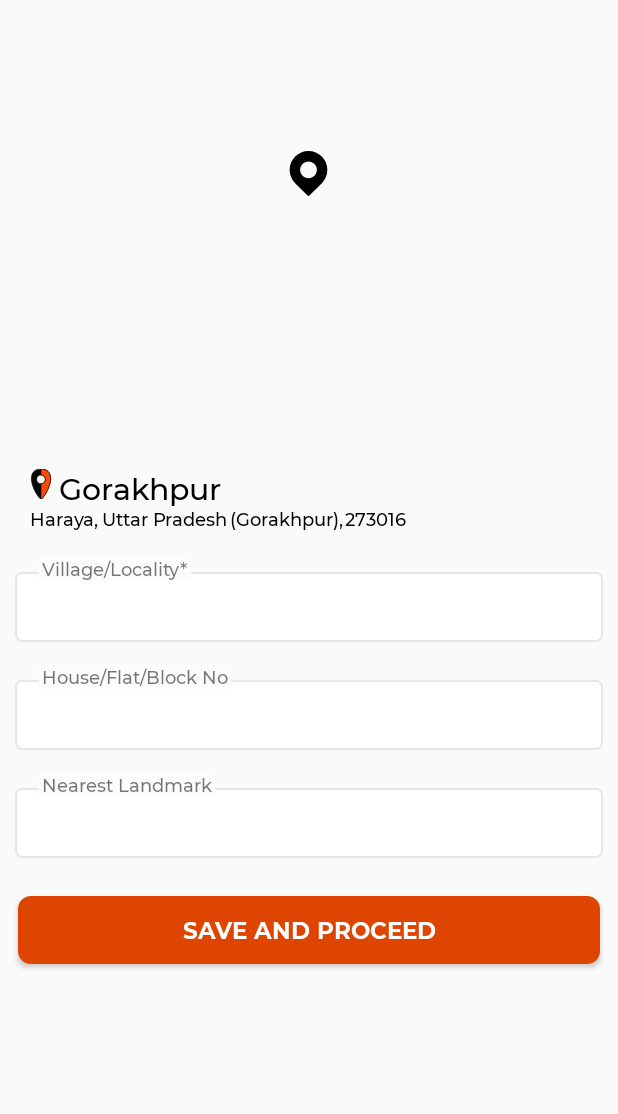
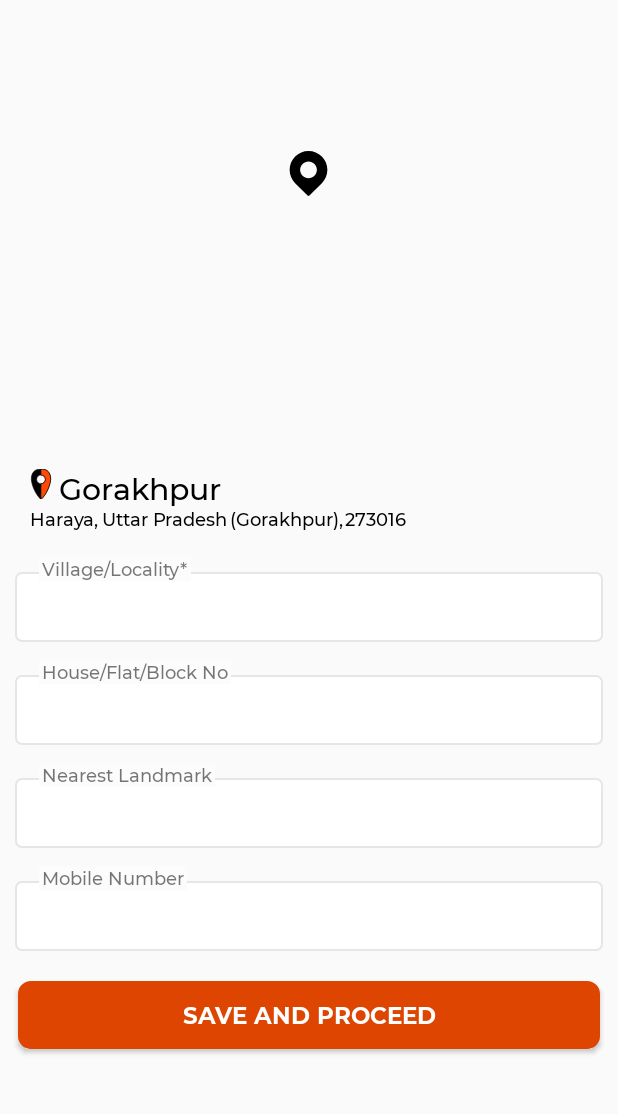
Before and after one commit to shaquib4/Localzes, an Android app: the MapsActivity_New screen opened directly, with no data from a screen before it, on a phone screen of 412 x 824 dp, the part 53-1167 px from its top. Run offline under Robolectric (Android 15) with nearby library versions, the phone set to English and light mode, and no system bars; our stand-ins replace Firebase (no records; nobody signed in at launch, a user with empty details on screens opened directly), sdp/ssp sizes.

Commit message:
changes made now

```diff
--- a/app/src/main/java/com/example/localzes/Adapters/AdapterIntroSlide.kt
+++ b/app/src/main/java/com/example/localzes/Adapters/AdapterIntroSlide.kt
@@ -5,6 +5,7 @@ import android.view.View
 import android.view.ViewGroup
 import android.widget.ImageView
 import androidx.recyclerview.widget.RecyclerView
+import com.example.localzes.Modals.IntroSlide
 import com.example.localzes.R
 
 
@@ -72,10 +73,13 @@ class AdapterIntroSlide(
 
 }
 */
-class AdapterIntroSlide(private var images: List<Int>) :
+class AdapterIntroSlide(private var images: List<IntroSlide>) :
     RecyclerView.Adapter<AdapterIntroSlide.Pager2ViewHolder>() {
     inner class Pager2ViewHolder(view: View) : RecyclerView.ViewHolder(view) {
         val imageSplash: ImageView = view.findViewById(R.id.imgSplash)
+        fun bind(introSlide: IntroSlide) {
+            imageSplash.setImageResource(introSlide.image)
+        }
 
 
     }
@@ -91,6 +95,6 @@ class AdapterIntroSlide(private var images: List<Int>) :
     }
 
     override fun onBindViewHolder(holder: Pager2ViewHolder, position: Int) {
-        holder.imageSplash.setImageResource(images[position])
+        holder.bind(images[position])
     }
 }
--- a/app/src/main/java/com/example/localzes/IntroSliderActivity.kt
+++ b/app/src/main/java/com/example/localzes/IntroSliderActivity.kt
@@ -36,17 +36,34 @@ class IntroSliderActivity : AppCompatActivity() {
     private lateinit var btnGetStarted: Button
     var position = 0
     private lateinit var btnAnim: Animation*/
-    private var imagesList = mutableListOf<Int>()
+    private lateinit var btnNext: Button
+    private lateinit var btnGetStarted: Button
+    private val introSliderAdapter = AdapterIntroSlide(
+        listOf(
+            IntroSlide(R.drawable.register),
+            IntroSlide(R.drawable.seller),
+            IntroSlide(R.drawable.customer),
+            IntroSlide(R.drawable.deliver)
+        )
+    )
+
     override fun onCreate(savedInstanceState: Bundle?) {
         super.onCreate(savedInstanceState)
 
 
         setContentView(R.layout.activity_intro_slider)
-        imagesList.add(R.drawable.register)
-        imagesList.add(R.drawable.seller)
-        imagesList.add(R.drawable.customer)
-        imagesList.add(R.drawable.deliver)
-        view_pager2.adapter = AdapterIntroSlide(imagesList)
+        btnNext = findViewById(R.id.btn_next)
+        btnGetStarted = findViewById(R.id.btn_get_started)
+        view_pager2.adapter = introSliderAdapter
+        btnNext.setOnClickListener {
+            if (view_pager2.currentItem + 1 < introSliderAdapter.itemCount) {
+                view_pager2.currentItem += 1
+            } else {
+                Intent(applicationContext, SplashScreenActivity::class.java).also {
+                    startActivity(it)
+                }
+            }
+        }
 
         /*viewPager = findViewById(R.id.screen_viewpager)
         tabIndicator = findViewById(R.id.tab_indicator)
--- a/app/src/main/res/layout/activity_intro_slider.xml
+++ b/app/src/main/res/layout/activity_intro_slider.xml
@@ -56,7 +56,36 @@
 -->
     <androidx.viewpager2.widget.ViewPager2
         android:id="@+id/view_pager2"
+        android:layout_width="match_parent"
         android:layout_height="match_parent"
-        android:layout_width="match_parent"
-        android:layout_centerInParent="true"/>
+        android:layout_centerInParent="true" />
+
+    <Button
+        android:id="@+id/btn_next"
+        android:layout_width="wrap_content"
+        android:layout_height="wrap_content"
+        android:layout_alignParentEnd="true"
+        android:layout_alignParentBottom="true"
+        android:layout_margin="20dp"
+        android:background="@drawable/round_button"
+        android:fontFamily="@font/montserrat_bold"
+        android:text="Next"
+        android:textColor="@color/colorPrimary"
+        android:textSize="@dimen/_14ssp" />
+
+    <Button
+        android:id="@+id/btn_get_started"
+        android:layout_width="wrap_content"
+        android:layout_height="wrap_content"
+        android:layout_alignParentBottom="true"
+        android:layout_centerHorizontal="true"
+        android:layout_marginBottom="20dp"
+        android:background="@drawable/gradient"
+        android:fontFamily="@font/montserrat_bold"
+        android:paddingHorizontal="20dp"
+        android:text="Get Started"
+        android:textAllCaps="false"
+        android:textColor="#fff"
+        android:textSize="@dimen/_14ssp"
+        android:visibility="invisible" />
 </RelativeLayout>
--- a/app/src/main/res/layout/activity_maps__new.xml
+++ b/app/src/main/res/layout/activity_maps__new.xml
@@ -1,319 +1,354 @@
 <?xml version="1.0" encoding="utf-8"?>
-<RelativeLayout android:layout_height="match_parent"
+<RelativeLayout xmlns:android="http://schemas.android.com/apk/res/android"
+    xmlns:tools="http://schemas.android.com/tools"
     android:layout_width="match_parent"
-    xmlns:tools="http://schemas.android.com/tools"
+    android:layout_height="match_parent"
     android:orientation="vertical"
-    tools:context=".MapsActivity_New"
-    xmlns:android="http://schemas.android.com/apk/res/android">
+    tools:context=".MapsActivity_New">
 
     <RelativeLayout
         android:id="@+id/mapRel_new"
         android:layout_width="match_parent"
-        android:layout_height="wrap_content"
-        >
+        android:layout_height="wrap_content">
 
-        <fragment
-            xmlns:map="http://schemas.android.com/apk/res-auto"
+        <fragment xmlns:map="http://schemas.android.com/apk/res-auto"
             xmlns:tools="http://schemas.android.com/tools"
 
             android:id="@+id/map"
             android:name="com.google.android.gms.maps.SupportMapFragment"
             android:layout_width="match_parent"
             android:layout_height="@dimen/_260sdp"
-            tools:context=".MapsActivity2"/>
+            tools:context=".MapsActivity2" />
+
         <ImageView
             android:layout_width="wrap_content"
             android:layout_height="wrap_content"
             android:layout_centerInParent="true"
             android:src="@drawable/ic_pin"
-            android:translationY="-18dp"/>
+            android:translationY="-18dp" />
     </RelativeLayout>
 
     <RelativeLayout
         android:layout_width="match_parent"
         android:layout_height="wrap_content">
+
         <TextView
-            android:visibility="invisible"
             android:id="@+id/txtLocality_new"
             android:layout_width="match_parent"
-            android:layout_marginTop="30dp"
             android:layout_height="wrap_content"
             android:layout_marginLeft="18dp"
+            android:layout_marginTop="30dp"
             android:layout_marginRight="18dp"
             android:textAllCaps="false"
             android:textColor="#000"
             android:textSize="14sp"
-            />
+            android:visibility="invisible" />
+
         <TextView
-            android:visibility="invisible"
             android:id="@+id/btnmap_new"
             android:layout_width="match_parent"
-            android:layout_marginTop="30dp"
             android:layout_height="wrap_content"
             android:layout_marginLeft="18dp"
+            android:layout_marginTop="30dp"
             android:layout_marginRight="18dp"
             android:textAllCaps="false"
             android:textColor="#000"
             android:textSize="14sp"
-            />
+            android:visibility="invisible" />
+
         <TextView
-            android:visibility="invisible"
             android:id="@+id/txtCity_new"
             android:layout_width="match_parent"
-            android:layout_marginTop="30dp"
             android:layout_height="wrap_content"
             android:layout_marginLeft="18dp"
+            android:layout_marginTop="30dp"
             android:layout_marginRight="18dp"
             android:textAllCaps="false"
             android:textColor="#000"
             android:textSize="14sp"
-            />
+            android:visibility="invisible" />
+
         <TextView
-            android:visibility="invisible"
             android:id="@+id/txtState_new"
             android:layout_width="match_parent"
-            android:layout_marginTop="30dp"
             android:layout_height="wrap_content"
             android:layout_marginLeft="18dp"
+            android:layout_marginTop="30dp"
             android:layout_marginRight="18dp"
             android:textAllCaps="false"
             android:textColor="#000"
             android:textSize="14sp"
-            />
+            android:visibility="invisible" />
+
         <TextView
-            android:visibility="invisible"
             android:id="@+id/txtCountry_new"
             android:layout_width="match_parent"
-            android:layout_marginTop="30dp"
             android:layout_height="wrap_content"
             android:layout_marginLeft="18dp"
+            android:layout_marginTop="30dp"
             android:layout_marginRight="18dp"
             android:textAllCaps="false"
             android:textColor="#000"
             android:textSize="14sp"
-            />
+            android:visibility="invisible" />
+
         <TextView
-            android:visibility="invisible"
             android:id="@+id/txtPincode_new"
             android:layout_width="match_parent"
-            android:layout_marginTop="30dp"
             android:layout_height="wrap_content"
             android:layout_marginLeft="18dp"
+            android:layout_marginTop="30dp"
             android:layout_marginRight="18dp"
             android:textAllCaps="false"
             android:textColor="#000"
             android:textSize="14sp"
-            />
+            android:visibility="invisible" />
     </RelativeLayout>
+
     <ImageView
-        android:layout_marginStart="17dp"
         android:id="@+id/lo"
         android:layout_width="wrap_content"
         android:layout_height="wrap_content"
         android:layout_below="@id/mapRel_new"
+        android:layout_marginStart="17dp"
         android:layout_marginTop="10dp"
         android:src="@drawable/ic_location_pin" />
 
 
     <TextView
         android:id="@+id/Locality_bold_new"
+        android:layout_width="wrap_content"
+        android:layout_height="wrap_content"
         android:layout_below="@+id/mapRel_new"
+        android:layout_marginStart="2dp"
+        android:layout_marginTop="9dp"
         android:layout_toRightOf="@+id/lo"
-        android:layout_marginTop="9dp"
-        android:layout_width="wrap_content"
-        android:layout_marginStart="2dp"
-        android:textSize="20sp"
+        android:fontFamily="@font/montserrat_medium"
+        android:text="Gorakhpur"
         android:textColor="#000"
-        android:fontFamily="@font/montserrat_medium"
-        android:layout_height="wrap_content"
-        android:text="Gorakhpur"/>
+        android:textSize="20sp" />
+
     <TextView
 
+        android:id="@+id/localit_new"
+        android:layout_width="wrap_content"
+        android:layout_height="wrap_content"
         android:layout_below="@+id/lo"
-        android:id="@+id/localit_new"
+        android:layout_marginStart="20dp"
         android:layout_marginTop="5dp"
-        android:textColor="#000000"
-        android:layout_width="wrap_content"
-        android:layout_marginStart="20dp"
-        android:textSize="12sp"
+        android:fontFamily="@font/montserrat_medium"
 
 
+        android:text="Haraya,"
+        android:textColor="#000000"
+        android:textSize="12sp" />
+
+    <TextView
+        android:id="@+id/State_new"
+        android:layout_width="wrap_content"
+        android:layout_height="wrap_content"
+        android:layout_below="@+id/lo"
+        android:layout_marginStart="2dp"
+        android:layout_marginTop="5dp"
+        android:layout_toEndOf="@+id/localit_new"
         android:fontFamily="@font/montserrat_medium"
-        android:layout_height="wrap_content"
-        android:text="Haraya,"/>
-    <TextView
-        android:layout_below="@+id/lo"
-        android:layout_toEndOf="@+id/localit_new"
-        android:id="@+id/State_new"
-        android:layout_marginTop="5dp"
-        android:layout_width="wrap_content"
-        android:layout_marginStart="2dp"
-        android:textSize="12sp"
+        android:text="Uttar Pradesh"
         android:textColor="#000000"
-        android:fontFamily="@font/montserrat_medium"
-        android:layout_height="wrap_content"
-        android:text="Uttar Pradesh"
-        />
+        android:textSize="12sp" />
+
     <TextView
 
+        android:id="@+id/City_new"
+        android:layout_width="wrap_content"
+        android:layout_height="wrap_content"
         android:layout_below="@+id/lo"
+        android:layout_marginStart="1dp"
+        android:layout_marginTop="5dp"
         android:layout_toEndOf="@+id/State_new"
-        android:id="@+id/City_new"
+        android:fontFamily="@font/montserrat_medium"
+        android:text="(Gorakhpur),"
         android:textColor="#000000"
-        android:layout_marginTop="5dp"
-        android:layout_width="wrap_content"
-        android:layout_marginStart="1dp"
-        android:textSize="12sp"
-        android:fontFamily="@font/montserrat_medium"
-        android:layout_height="wrap_content"
-        android:text="(Gorakhpur),"/>
+        android:textSize="12sp" />
+
     <TextView
 
+        android:id="@+id/Pincode_new"
+        android:layout_width="wrap_content"
+        android:layout_height="wrap_content"
         android:layout_below="@+id/lo"
+        android:layout_marginStart="1dp"
+        android:layout_marginTop="5dp"
         android:layout_toEndOf="@+id/City_new"
-        android:id="@+id/Pincode_new"
+        android:fontFamily="@font/montserrat_medium"
+        android:text="273016"
         android:textColor="#000000"
-        android:layout_marginTop="5dp"
-        android:layout_width="wrap_content"
-        android:layout_marginStart="1dp"
-        android:textSize="12sp"
-        android:fontFamily="@font/montserrat_medium"
-        android:layout_height="wrap_content"
-        android:text="273016"/>
+        android:textSize="12sp" />
 
     <TextView
-        android:visibility="invisible"
+        android:id="@+id/Country"
+        android:layout_width="wrap_content"
+        android:layout_height="wrap_content"
         android:layout_below="@+id/lo"
+        android:layout_marginStart="3dp"
+        android:layout_marginTop="5dp"
         android:layout_toEndOf="@+id/Pincode_new"
-        android:id="@+id/Country"
-        android:layout_marginTop="5dp"
-        android:layout_width="wrap_content"
-        android:layout_marginStart="3dp"
+        android:fontFamily="@font/montserrat_medium"
+        android:text="India"
         android:textSize="15sp"
-        android:fontFamily="@font/montserrat_medium"
-        android:layout_height="wrap_content"
-        android:text="India"/>
-
-
-
-
-
-
+        android:visibility="invisible" />
 
 
     <RelativeLayout
-        android:layout_below="@+id/localit_new"
         android:id="@+id/jk"
         android:layout_width="match_parent"
         android:layout_height="wrap_content"
+        android:layout_below="@+id/localit_new"
         android:layout_marginLeft="10dp"
-        android:layout_marginRight="10dp"
-        android:layout_marginTop="15dp">
+        android:layout_marginTop="15dp"
+        android:layout_marginRight="10dp">
 
         <EditText
             android:id="@+id/edtLocality_newr"
 
             android:layout_width="match_parent"
             android:layout_height="@dimen/_36sdp"
-            android:textSize="13sp"
-            android:paddingStart="16dp"
-            android:padding="10dp"
+            android:layout_marginTop="12dp"
+            android:background="@drawable/bg_rectangle"
             android:fontFamily="@font/montserrat_medium"
             android:gravity="center_vertical"
-            android:layout_marginTop="12dp"
-            android:background="@drawable/bg_rectangle"/>
+            android:padding="10dp"
+            android:paddingStart="16dp"
+            android:textSize="13sp" />
 
         <TextView
             android:layout_width="wrap_content"
-            android:textSize="12sp"
+            android:layout_height="wrap_content"
+            android:layout_marginStart="16dp"
             android:layout_marginTop="2dp"
-            android:layout_height="wrap_content"
-            android:text="Village/Locality*"
+            android:background="#fcfcfc"
 
-            android:background="#fcfcfc"
             android:fontFamily="@font/montserrat_medium"
             android:paddingStart="2dp"
             android:paddingEnd="2dp"
-            android:layout_marginStart="16dp"
-            /></RelativeLayout>
+            android:text="Village/Locality*"
+            android:textSize="12sp" />
+    </RelativeLayout>
 
 
     <RelativeLayout
         android:id="@+id/nu"
-        android:layout_below="@+id/jk"
         android:layout_width="match_parent"
         android:layout_height="wrap_content"
+        android:layout_below="@+id/jk"
         android:layout_marginLeft="10dp"
-        android:layout_marginRight="10dp"
-        android:layout_marginTop="13dp">
+        android:layout_marginTop="10dp"
+        android:layout_marginRight="10dp">
 
         <EditText
             android:id="@+id/HouseNo_new"
             android:layout_width="match_parent"
             android:layout_height="@dimen/_36sdp"
-            android:textSize="13sp"
-            android:paddingStart="16dp"
-            android:padding="10dp"
+            android:layout_marginTop="12dp"
+            android:background="@drawable/bg_rectangle"
             android:fontFamily="@font/montserrat_medium"
             android:gravity="center_vertical"
-            android:layout_marginTop="12dp"
-            android:background="@drawable/bg_rectangle"/>
+            android:padding="10dp"
+            android:paddingStart="16dp"
+            android:textSize="13sp" />
 
         <TextView
             android:layout_width="wrap_content"
-            android:textSize="12sp"
+            android:layout_height="wrap_content"
+            android:layout_marginStart="16dp"
             android:layout_marginTop="2dp"
-            android:layout_height="wrap_content"
-            android:text="House/Flat/Block No"
             android:background="#fcfcfc"
             android:fontFamily="@font/montserrat_medium"
             android:paddingStart="2dp"
             android:paddingEnd="2dp"
-            android:layout_marginStart="16dp"
-            /></RelativeLayout>
+            android:text="House/Flat/Block No"
+            android:textSize="12sp" />
+    </RelativeLayout>
+
     <RelativeLayout
         android:id="@+id/io"
-        android:layout_below="@+id/nu"
         android:layout_width="match_parent"
         android:layout_height="wrap_content"
+        android:layout_below="@+id/nu"
         android:layout_marginLeft="10dp"
-        android:layout_marginRight="10dp"
-        android:layout_marginTop="13dp">
+        android:layout_marginTop="10dp"
+        android:layout_marginRight="10dp">
 
         <EditText
             android:id="@+id/edtNearestLandmark_new"
             android:layout_width="match_parent"
             android:layout_height="@dimen/_36sdp"
-            android:textSize="13sp"
-            android:paddingStart="16dp"
-            android:padding="10dp"
+            android:layout_marginTop="12dp"
+            android:background="@drawable/bg_rectangle"
             android:fontFamily="@font/montserrat_medium"
             android:gravity="center_vertical"
-            android:layout_marginTop="12dp"
-            android:background="@drawable/bg_rectangle"/>
+            android:padding="10dp"
+            android:paddingStart="16dp"
+            android:textSize="13sp" />
 
         <TextView
             android:layout_width="wrap_content"
-            android:textSize="12sp"
+            android:layout_height="wrap_content"
+            android:layout_marginStart="16dp"
             android:layout_marginTop="2dp"
-            android:layout_height="wrap_content"
-            android:text="Nearest Landmark"
             android:background="#fcfcfc"
             android:fontFamily="@font/montserrat_medium"
             android:paddingStart="2dp"
             android:paddingEnd="2dp"
+            android:text="Nearest Landmark"
+            android:textSize="12sp" />
+    </RelativeLayout>
+
+    <RelativeLayout
+        android:id="@+id/MobileNumber"
+        android:layout_width="match_parent"
+        android:layout_height="wrap_content"
+        android:layout_below="@id/io"
+        android:layout_marginLeft="10dp"
+        android:layout_marginTop="10dp"
+        android:layout_marginRight="10dp">
+
+        <EditText
+            android:id="@+id/edtMobileNumber"
+            android:layout_width="match_parent"
+            android:layout_height="@dimen/_36sdp"
+            android:layout_marginTop="12dp"
+            android:background="@drawable/bg_rectangle"
+            android:fontFamily="@font/montserrat_medium"
+            android:gravity="center_vertical"
+            android:padding="10dp"
+            android:paddingStart="16dp"
+            android:textSize="13sp" />
+
+        <TextView
+            android:layout_width="wrap_content"
+            android:layout_height="wrap_content"
             android:layout_marginStart="16dp"
-            /></RelativeLayout>
+            android:layout_marginTop="2dp"
+            android:background="#fcfcfc"
+            android:fontFamily="@font/montserrat_medium"
+            android:paddingStart="2dp"
+            android:paddingEnd="2dp"
+            android:text="Mobile Number"
+            android:textSize="12sp" />
+
+
+    </RelativeLayout>
+
     <Button
         android:id="@+id/SaveAddress_new"
-        android:layout_marginHorizontal="12dp"
-        android:layout_marginTop="25dp"
-        android:layout_below="@+id/io"
         android:layout_width="match_parent"
         android:layout_height="@dimen/_35sdp"
+        android:layout_below="@id/MobileNumber"
+        android:layout_marginHorizontal="12dp"
+        android:layout_marginTop="20dp"
         android:background="@drawable/bg_buttons"
-        android:textSize="15sp"
-  android:fontFamily="@font/montserrat_bold"
+        android:fontFamily="@font/montserrat_bold"
+        android:text="Save And Proceed"
         android:textColor="#fff"
-        android:text="Save And Proceed"/>
+        android:textSize="15sp" />
 </RelativeLayout>
```
